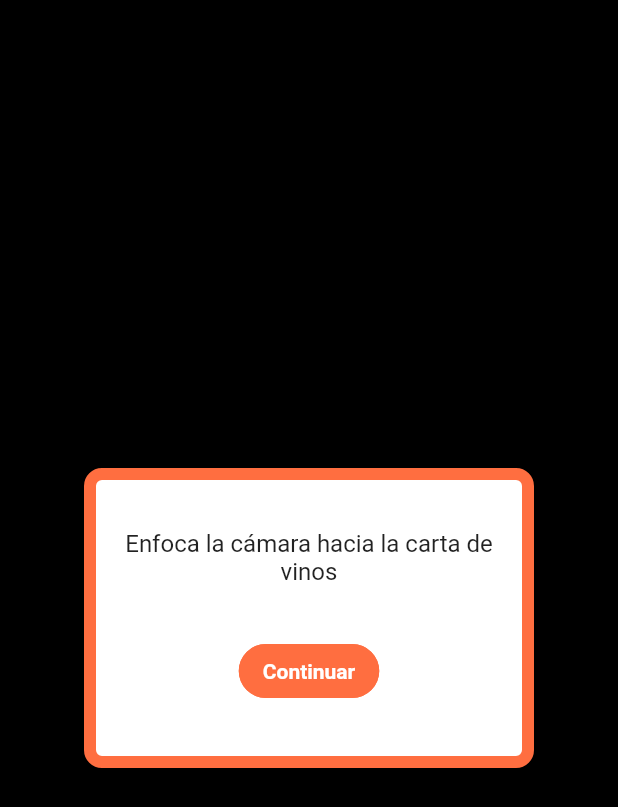
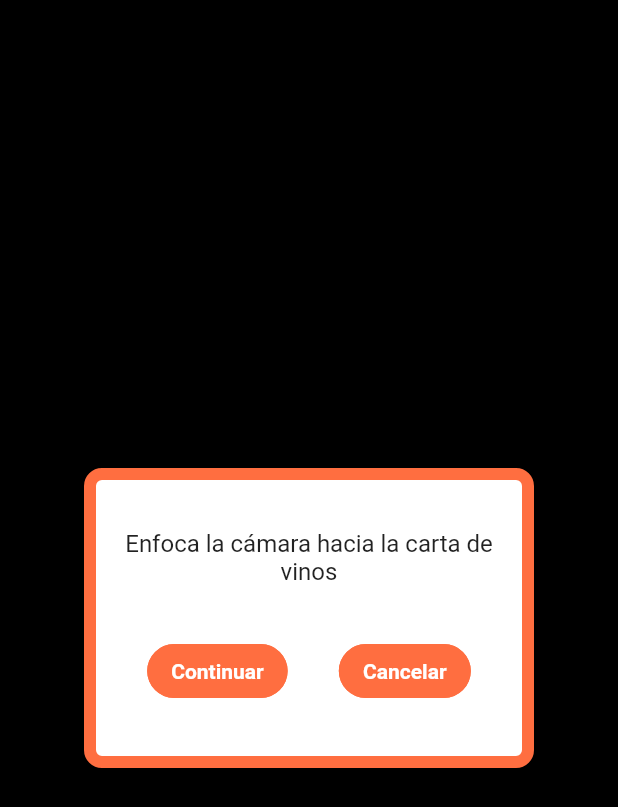
Before and after one commit to Cris1997/PocketSommelier, a Flutter app: the CartaVinosPage screen opened by its route, on a phone screen of 412 x 824 dp. Shown: the top 807 px of the screen. Run offline on Flutter 3.47's test engine with Material 2 defaults, Android fonts, the phone set to English and light mode, and no system bars; our stand-ins replace carousel_slider, image_picker.

Commit message:
modificacion 4

```diff
--- a/lib/main.dart
+++ b/lib/main.dart
@@ -43,6 +43,6 @@ class MyApp extends StatelessWidget {
       //Pantalla que muestra al usuario que se está procesando una fotografía
       '/procesando': (context) => ProcesandoPage(),
     },
-   );
+    );
   }
 }
--- a/lib/src/models/vino.dart
+++ b/lib/src/models/vino.dart
@@ -14,7 +14,7 @@ class Vino {
     double porcentaje_alcohol;
     String pais;
     String region;
-    String guarda;
+    int guarda;
     String temperatura_consumo;
     String color;
     List<dynamic> aroma;
--- a/lib/src/pages/camara_listapage.dart
+++ b/lib/src/pages/camara_listapage.dart
@@ -28,6 +28,8 @@ class _CamaraListaPageState extends State<CamaraListaPage> {
       setState(() {
         if( foto != null ){
           Navigator.push(context, new MaterialPageRoute(builder: (context) => new ListaVinosPage(foto:foto)));
+        }else{
+          Navigator.pushNamed(context, '/inicio');
         }
       });
   }
--- a/lib/src/pages/camara_page.dart
+++ b/lib/src/pages/camara_page.dart
@@ -28,6 +28,8 @@ class _CamaraPageState extends State<CamaraPage> {
       setState(() {
         if( foto != null ){
           Navigator.push(context, new MaterialPageRoute(builder: (context) => new EnviaFotoVinoPage(foto:foto)));
+        }else{
+          Navigator.pushNamed(context, '/inicio');
         }
       });
   }
--- a/lib/src/pages/carta_vinopage.dart
+++ b/lib/src/pages/carta_vinopage.dart
@@ -35,7 +35,7 @@ class CartaVinosPage extends StatelessWidget {
                   ),
                   ),
                   Row(
-                    mainAxisAlignment: MainAxisAlignment.center,
+                    mainAxisAlignment: MainAxisAlignment.spaceEvenly,
                     children: <Widget>[
                         FlatButton(
                               color: Colors.deepOrangeAccent,
@@ -57,6 +57,27 @@ class CartaVinosPage extends StatelessWidget {
                               onPressed:(){
                                 Navigator.push(context, new MaterialPageRoute(builder: (context) => new CamaraListaPage()));
                           },
+                        ),
+                        FlatButton(
+                              color: Colors.deepOrangeAccent,
+                              focusColor: Colors.black,
+                              shape: RoundedRectangleBorder(
+                                  side: BorderSide(
+                                          color: Colors.deepOrangeAccent,
+                                          width: 1,
+                                          style: BorderStyle.solid
+                                      ),
+                                  borderRadius: BorderRadius.circular(30)
+                              ),
+                              child: Text('Cancelar',
+                                          style: TextStyle(
+                                                  color: Colors.white,
+                                                  fontWeight: FontWeight.bold
+                                                  )
+                                          ),
+                              onPressed:(){
+                                Navigator.pop(context);
+                          },
                         )
                     ],
                   )
--- a/lib/src/pages/inicio_page.dart
+++ b/lib/src/pages/inicio_page.dart
@@ -110,8 +110,8 @@ Widget _botonLista(){
         child: Text(
                 "Lista de vinos",
                 style: TextStyle(
-                   fontWeight: FontWeight.bold,
-                   fontSize: 14.0,
+                    fontWeight: FontWeight.bold,
+                    fontSize: 14.0,
                 ),
                 ),
         color: Colors.deepOrangeAccent,
@@ -146,7 +146,7 @@ Widget _botonConoce(){
                   Navigator.push(context,
                           MaterialPageRoute(
                             builder: (context) => CatalogoVinosPage(vinoid: 0),
-                           ),
+                          ),
                       );
                 }
               );
--- a/lib/src/pages/vinodetail_page.dart
+++ b/lib/src/pages/vinodetail_page.dart
@@ -270,7 +270,7 @@ class _VinoDetailPageState extends State<VinoDetailPage> {
           ),
           Padding(
             padding: EdgeInsets.only(left:30.0),
-            child:  Text("${widget.vino.guarda} \n",
+            child:  Text("${widget.vino.guarda} meses\n",
               style: TextStyle(
                color: Colors.white,
                fontSize: tamaniofont
```
Also changed, not shown: lib/src/pages/envia_foto.dart (+0 -7 lines), 1 other file.
